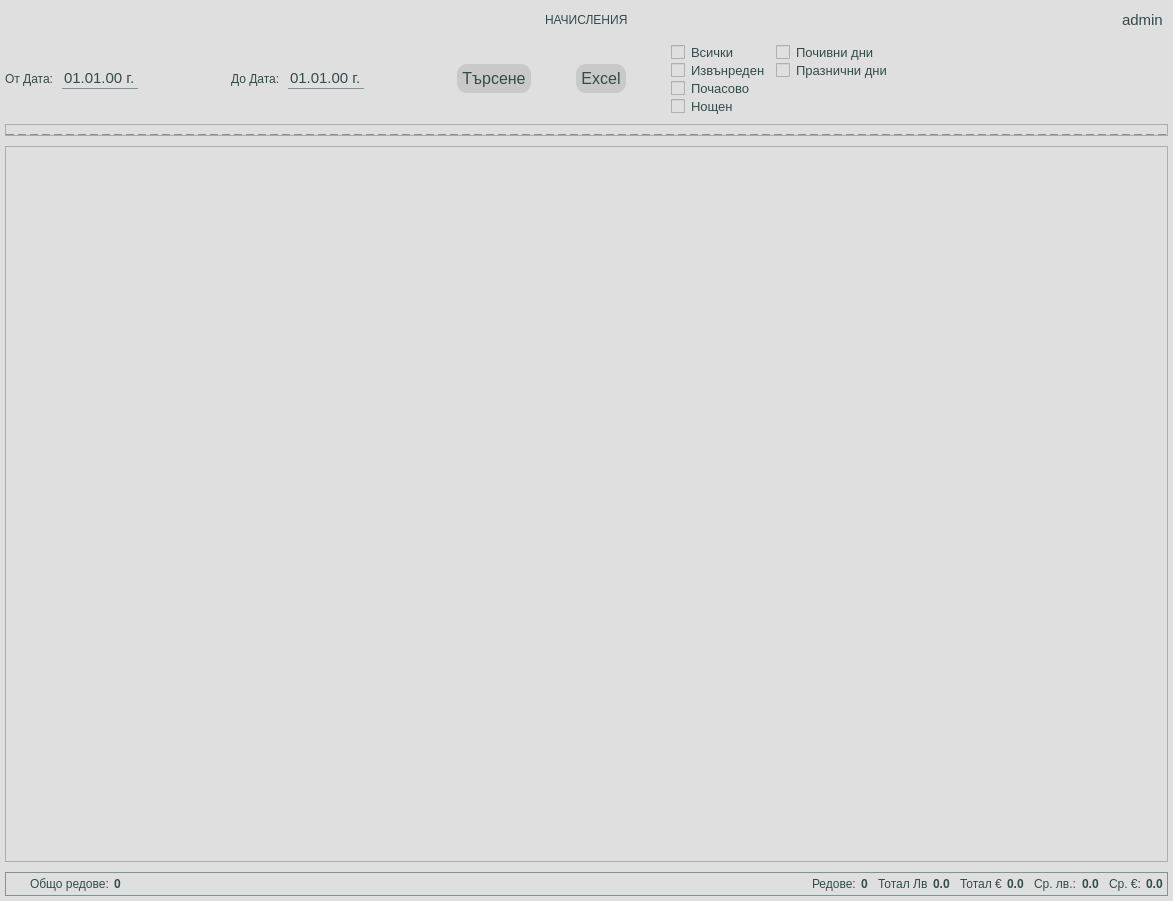
Before: the Qt Designer form app/ui/widgets/customPaymentsWidget.ui in DevilPhp/WorkSalary.v01, drawn with Qt 5.
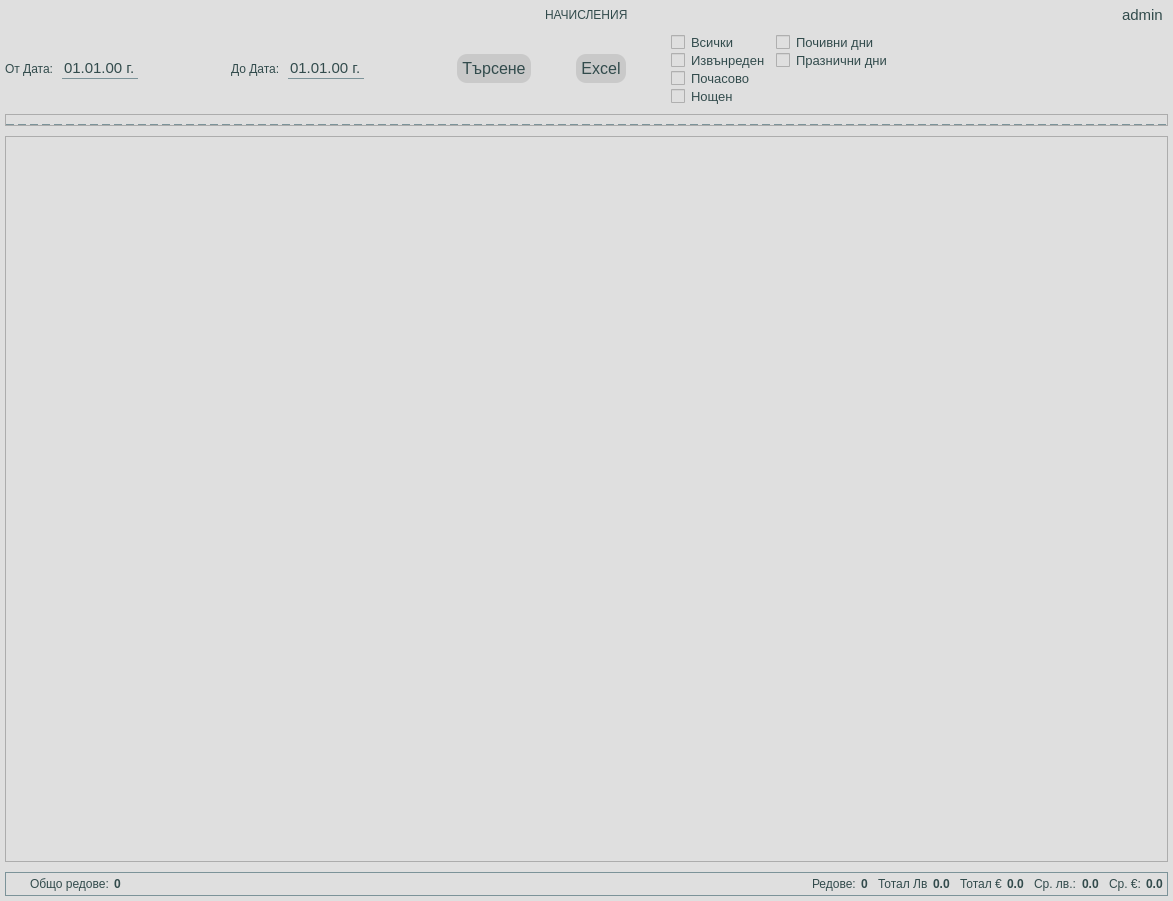
After: the same form once the commit is applied. Icons and pictures are not drawn.

```diff
--- a/app/ui/widgets/customPaymentsWidget.ui
+++ b/app/ui/widgets/customPaymentsWidget.ui
@@ -81,10 +81,19 @@
 	font: 700 13pt &quot;Segoe UI&quot;;
 }
 
-#userIcon, #fromCalendarBtn, #toCalendarBtn {
+#fromCalendarBtn, #toCalendarBtn {
 	background-color: #dfdfdf;
 }
 
+#userIcon, #logoutBtn{
+	background-color: #dfdfdf;
+	padding: 0px;
+}
+
+#logoutBtn:hover{
+	icon: url(:/icons/app/assets/icons/Log-Out--Streamline-Feather_#192626.svg);
+}
+
 #refreshShiftsBtn {
 	padding: 0px;
 	background-color: #dfdfdf;
@@ -353,7 +362,7 @@
                    <second>0</second>
                    <year>1990</year>
                    <month>9</month>
-                   <day>3</day>
+                   <day>2</day>
                   </datetime>
                  </property>
                  <property name="displayFormat">
@@ -435,7 +444,7 @@
                    <second>0</second>
                    <year>1990</year>
                    <month>9</month>
-                   <day>4</day>
+                   <day>3</day>
                   </datetime>
                  </property>
                  <property name="displayFormat">
@@ -611,7 +620,7 @@
         <x>0</x>
         <y>0</y>
         <width>1161</width>
-        <height>697</height>
+        <height>707</height>
        </rect>
       </property>
       <layout class="QVBoxLayout" name="verticalLayout_12">
```
Left out of the diff: 17 changed lines with no effect on the pictures.
